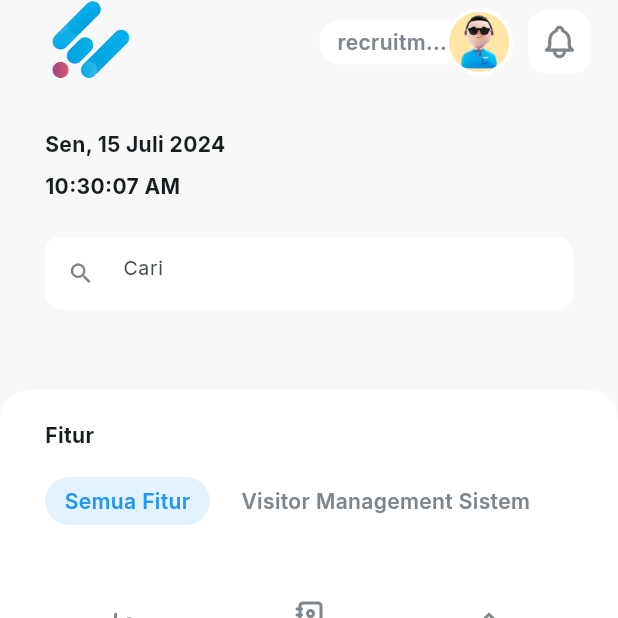
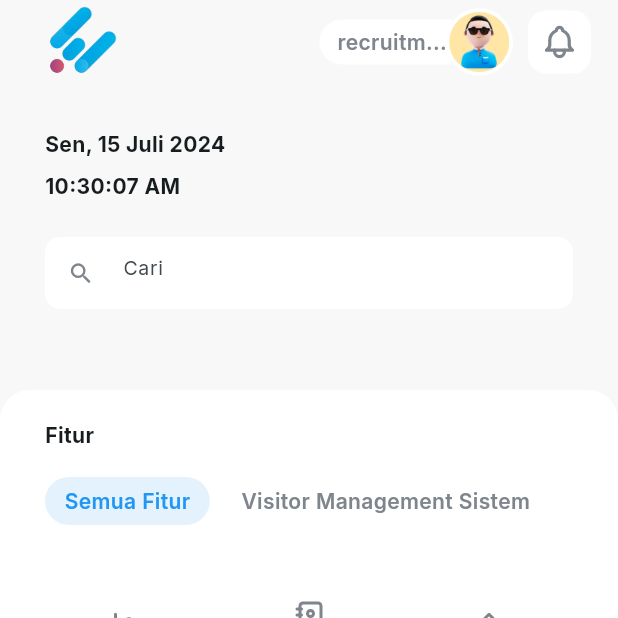
Before and after one commit to IKHINtech/my_caliana, a Flutter app: the screen it shows after launch, on a phone screen of 412 x 824 dp, the top half of it. Run offline on Flutter 3.47's test engine with Material 3 defaults, Android fonts, the light colour scheme and no system bars; drawn by our look-alikes of flutter_speed_dial; our stand-ins replace camera, flutter_tabler_icons, google_fonts, permission_handler; accounts and stored records are empty.

Commit message:
[update] update color textfield

```diff
--- a/lib/views/beranda_screen.dart
+++ b/lib/views/beranda_screen.dart
@@ -67,7 +67,7 @@ class _BerandaScreenState extends State<BerandaScreen> {
         backgroundColor: bgGrey,
         surfaceTintColor: Colors.transparent,
         title: Container(
-          height: 70,
+          height: 60,
           decoration: BoxDecoration(),
           margin: EdgeInsets.only(left: 8),
           child: Image.asset('assets/images/icon-removebg-preview.png'),
--- a/lib/views/identitas_screen.dart
+++ b/lib/views/identitas_screen.dart
@@ -76,6 +76,7 @@ class _IdentitasScreenState extends State<IdentitasScreen> {
                             color: Colors.grey),
                       ),
                       TextField(
+                        style: TextStyle(color: mainColor),
                         controller: _otherController,
                         decoration: InputDecoration(
                           isDense: true,
--- a/lib/views/konfirmasi_data_screen.dart
+++ b/lib/views/konfirmasi_data_screen.dart
@@ -64,7 +64,7 @@ class KonfirmasiDataScreenState extends State<KonfirmasiDataScreen> {
         ),
         body: Consumer<UserProvider>(
           builder: (BuildContext context, UserProvider store, _) => Padding(
-            padding: EdgeInsets.all(22),
+            padding: EdgeInsets.all(24),
             child: SingleChildScrollView(
               child: Column(
                 children: [
@@ -72,6 +72,7 @@ class KonfirmasiDataScreenState extends State<KonfirmasiDataScreen> {
                     valueListenable: _isOpen,
                     builder: (BuildContext context, List<bool> value, _) =>
                         ExpansionPanelList(
+                      expandIconColor: mainColor,
                       elevation: 0,
                       dividerColor: Colors.transparent,
                       children: [
--- a/lib/widgets/custom_appbar.dart
+++ b/lib/widgets/custom_appbar.dart
@@ -1,10 +1,12 @@
 import 'package:flutter/material.dart';
+import 'package:my_caliana/const/colors.dart';
 
 AppBar customAppbar(BuildContext context, String title) {
   return AppBar(
     leading: IconButton(
       icon: Icon(
         Icons.arrow_back_ios_rounded,
+        color: customGrey,
       ),
       onPressed: () => Navigator.maybePop(context),
     ),
--- a/lib/widgets/custom_text_fields.dart
+++ b/lib/widgets/custom_text_fields.dart
@@ -19,6 +19,7 @@ TextFormField customTextField({
     keyboardType: inputType,
     maxLines: maxLines,
     controller: controller,
+    style: TextStyle(color: mainColor),
     decoration: InputDecoration(
       errorStyle: TextStyle(fontStyle: FontStyle.italic),
       contentPadding: EdgeInsets.symmetric(vertical: 8.0, horizontal: 12.0),
```
